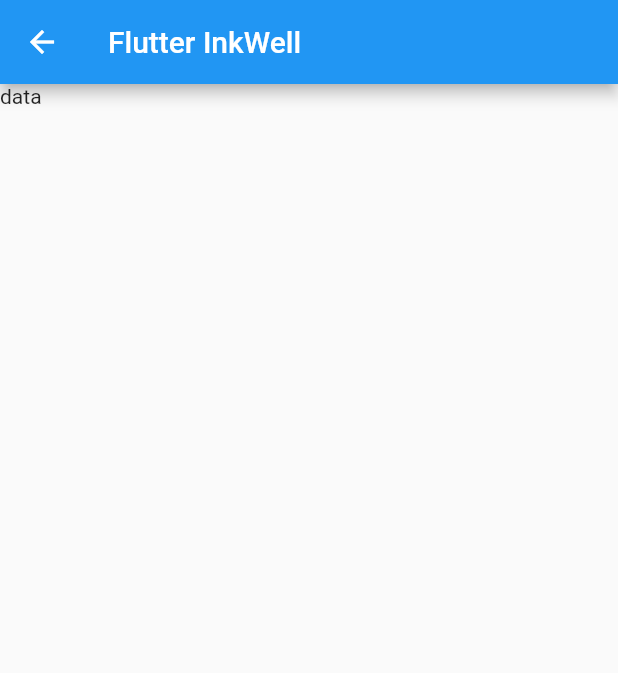
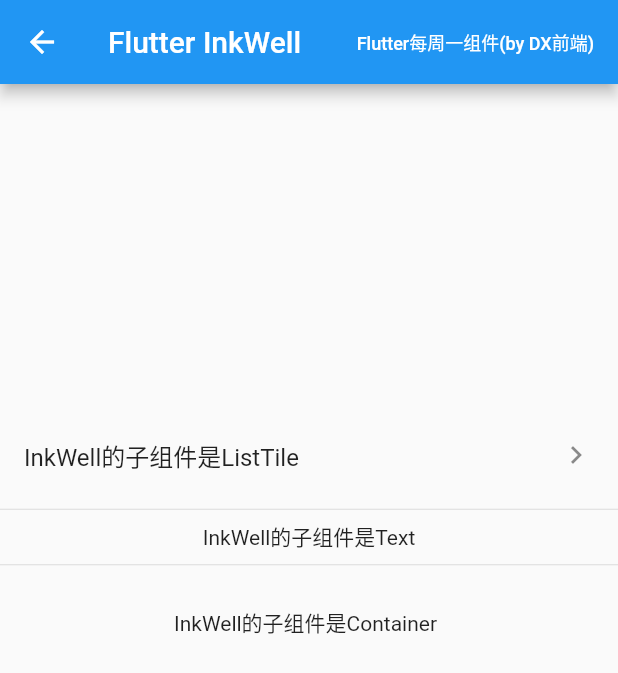
Before and after one commit to xj124456/flutter_widget_demo, a Flutter app: the InkWellPage screen opened by its route, on a phone screen of 412 x 824 dp. Shown: the top 673 px of the screen. Run offline on Flutter 3.47's test engine with Material 2 defaults, Android fonts, the phone set to English and light mode, and no system bars.

Commit message:
listTile

```diff
--- a/lib/common/router.dart
+++ b/lib/common/router.dart
@@ -2,6 +2,7 @@ import 'package:flutter/material.dart';
 import '../pages/index.dart';
 import '../pages/tabbar.dart';
 import 'package:Demo/pages/InkWell.dart';
+import 'package:Demo/pages/ListTile.dart';
 
 class NameRouter {
   static Map<String, WidgetBuilder> routes;
@@ -19,6 +20,7 @@ class NameRouter {
       '/index': (context) => IndexPage(),
       '/tabbar': (context) => TabbarPage(),
       '/inkwell': (context) => InkWellPage(),
+      '/listtile': (context) => ListTilePage(),
     };
     return routes;
   }
--- a/lib/pages/InkWell.dart
+++ b/lib/pages/InkWell.dart
@@ -6,14 +6,61 @@ class InkWellPage extends StatelessWidget {
   Widget build(BuildContext context) {
     return Scaffold(
       appBar: AppBar(
-        title: Text('Flutter InkWell'),
+        title: Row(
+          mainAxisAlignment: MainAxisAlignment.spaceBetween,
+          children: [
+            Text('Flutter InkWell'),
+            Text(
+              'Flutter每周一组件(by DX前端)',
+              style: TextStyle(
+                fontSize: 12.0,
+              ),
+            )
+          ],
+        ),
       ),
-      body: Container(
-          child: InkWell(
-        onTap: () {
-          print('点击了');
-        },
-        child: Text('data'),
+      body: Center(
+          child: Column(
+        mainAxisAlignment: MainAxisAlignment.center,
+        children: [
+          InkWell(
+            onTap: () {
+              print('点击了');
+            },
+            child: ListTile(
+              title: Text('InkWell的子组件是ListTile'),
+              trailing: Icon(Icons.chevron_right),
+            ),
+          ),
+          Divider(),
+          InkWell(
+            onTap: () {
+              print('点击了');
+            },
+            highlightColor: Colors.blue,
+            autofocus: true,
+            child: Text('InkWell的子组件是Text'),
+          ),
+          Divider(),
+          InkWell(
+            onTap: () {
+              print('必须要绑定事件，不然没效果');
+            },
+            borderRadius: BorderRadius.all(Radius.circular(50.0)),
+            splashColor: Colors.red,
+            child: Container(
+              padding: EdgeInsets.all(10.0),
+              child: Container(
+                width: 200.0,
+                height: 200.0,
+                decoration: BoxDecoration(
+                    borderRadius: BorderRadius.all(Radius.circular(300.0))),
+                padding: EdgeInsets.all(10.0),
+                child: Text('InkWell的子组件是Container'),
+              ),
+            ),
+          ),
+        ],
       )),
     );
   }
--- /dev/null
+++ b/lib/pages/ListTile.dart
@@ -0,0 +1,51 @@
+import 'package:flutter/cupertino.dart';
+import 'package:flutter/material.dart';
+
+class ListTilePage extends StatelessWidget {
+  @override
+  Widget build(BuildContext context) {
+    return Scaffold(
+      appBar: AppBar(
+        title: Row(
+          mainAxisAlignment: MainAxisAlignment.spaceBetween,
+          children: [
+            Text('Flutter ListTile'),
+            Text(
+              'Flutter每周一组件(by DX前端)',
+              style: TextStyle(
+                fontSize: 12.0,
+              ),
+            )
+          ],
+        ),
+      ),
+      body: Center(
+          child: Column(
+        mainAxisAlignment: MainAxisAlignment.center,
+        children: [
+          ListTile(
+            leading: Icon(Icons.graphic_eq),
+            title: Text('这是主标题'),
+            trailing: Icon(Icons.chevron_right),
+          ),
+          Divider(),
+          ListTile(
+            leading: Icon(Icons.waves),
+            title: Text('这是主标题'),
+            subtitle: Text('这是副标题'),
+            trailing: Icon(Icons.chevron_right),
+          ),
+          Divider(),
+          ListTile(
+            leading: Icon(Icons.ballot),
+            title: Text('这是主标题'),
+            // isThreeLine: true, //文字超出后会默认换行
+            subtitle: Text('这是副标题两行，这是副标题两行，这是副标题两行，这是副标题两行，这是副标题两行'),
+            trailing: Icon(Icons.chevron_right),
+          ),
+          Divider(),
+        ],
+      )),
+    );
+  }
+}
--- a/lib/pages/index.dart
+++ b/lib/pages/index.dart
@@ -19,11 +19,13 @@ class Page extends State<IndexPage> {
           children: [
             ListItem(title: 'InkWell', url: '/inkwell'),
             ListItem(title: 'SingleChildScrollView', url: '/inkwell'),
-            ListItem(title: 'ListTile', url: '/inkwell'),
+            ListItem(title: 'ListTile', url: '/listtile'),
             ListItem(title: 'Icon', url: '/inkwell'),
             ListItem(title: 'Container', url: '/inkwell'),
             ListItem(title: 'AppBar', url: '/inkwell'),
             ListItem(title: 'Scaffold', url: '/inkwell'),
+            ListItem(title: 'Center', url: '/center'),
+            ListItem(title: 'Divider', url: '/divider'),
           ],
         )),
       ),
```
